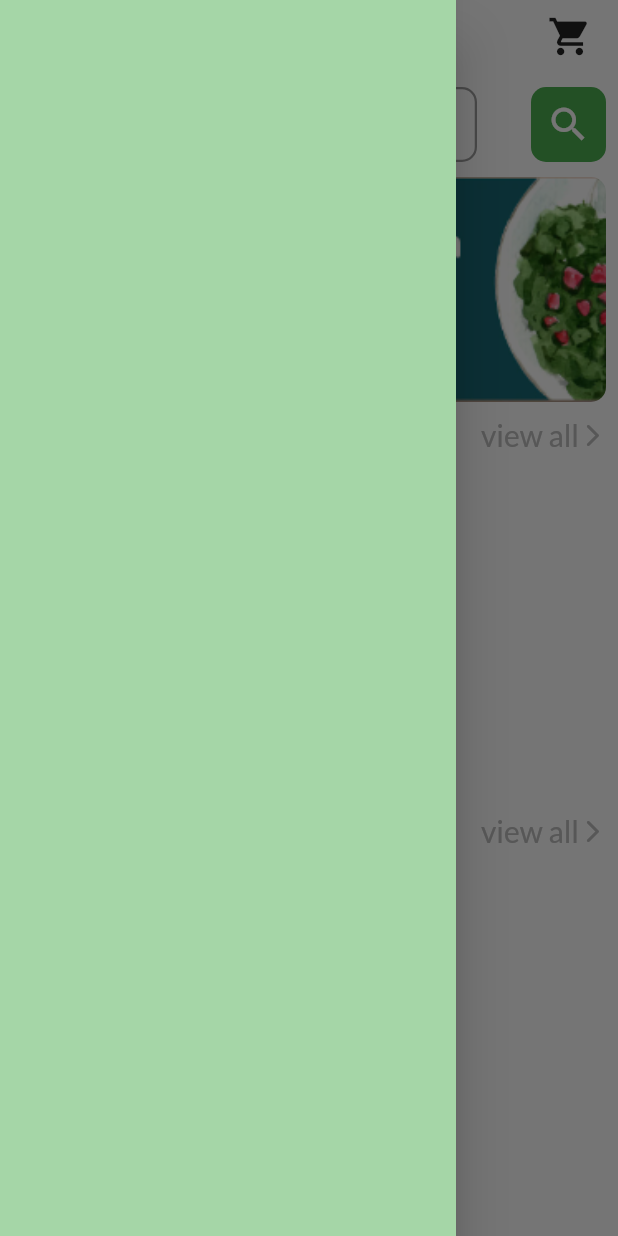
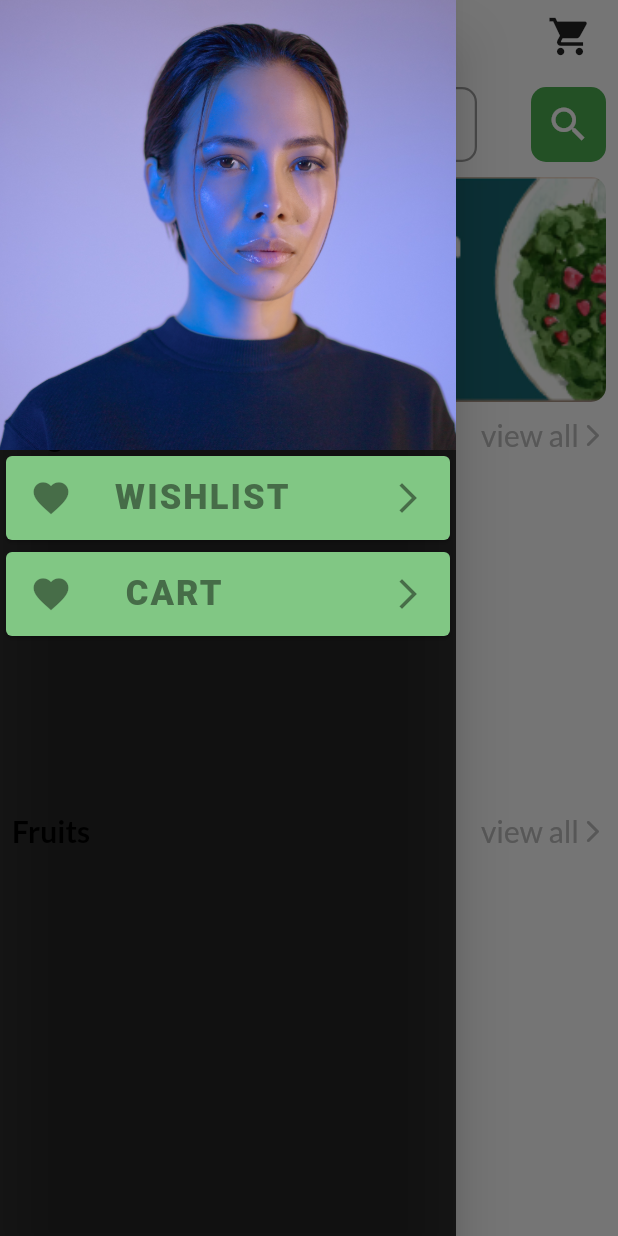
Before and after one commit to jishnup57/food-delivery-app, a Flutter app: the screen it shows after launch, with the side drawer open, on a phone screen of 412 x 824 dp. Run offline on Flutter 3.47's test engine with Material 2 defaults, Android fonts, the phone set to English and light mode, and no system bars; drawn by our look-alikes of bordered_text; our stand-ins replace cached_network_image, cloud_firestore, firebase_auth, firebase_core, flutter_rating_bar, flutter_signin_button and 2 more; accounts and stored records are empty.

```diff
--- a/lib/config/const.dart
+++ b/lib/config/const.dart
@@ -4,6 +4,7 @@ import 'package:flutter/material.dart';
 const kTextStyleAppBar= TextStyle(color: Colors.black,fontSize: 25);
 
 const kTextStyleUser= TextStyle(color: Colors.white,fontWeight: FontWeight.bold);
+const kTextStyleDrawer= TextStyle(color: Color(0xff466c48),fontWeight: FontWeight.w900,fontSize: 23,letterSpacing:1.4, );
 
 final kMainColor=Colors.green.shade200;
 
--- a/lib/drawer/view/drawer_view.dart
+++ b/lib/drawer/view/drawer_view.dart
@@ -9,11 +9,20 @@ class NavDrawer extends StatelessWidget {
   @override
   Widget build(BuildContext context) {
     return Drawer(
-      backgroundColor: kMainColor,
+      backgroundColor: Colors.black.withOpacity(0.8),
       child: Consumer<DrawerProv>(
         builder: (context, value, _) => ListView(
           children:   [
-            ListTile(
+            Container(
+              width: double.infinity,
+              height: 300,
+              decoration: const BoxDecoration(
+                color: Colors.amber,
+                image: DecorationImage(image: AssetImage('asset/images/women.jpg'),fit: BoxFit.fitWidth)
+              ),
+              child:   Align(
+                alignment: Alignment.bottomLeft,
+                child: ListTile(
                 title: Text(
                   value.userName
                   ,
@@ -22,10 +31,36 @@ class NavDrawer extends StatelessWidget {
                   style: kTextStyleUser,
                 ),
                 subtitle:  Text(value.userEmail,textAlign: TextAlign.center,style: kTextStyleUser,),
-            )
+                          ),
+              ),
+            ),
+
+             const DrawerCard(icon: Icons.favorite,title: 'WISHLIST',),
+            const DrawerCard(icon: Icons.favorite,title: ' CART',)
           ],
         ),
       ),
     );
   }
 }
+
+class DrawerCard extends StatelessWidget {
+  const DrawerCard({
+    Key? key,
+    required this. icon,
+    required this.title,
+  }) : super(key: key);
+ final IconData icon;
+ final String title;
+  @override
+  Widget build(BuildContext context) {
+    return Card(
+     color: Colors.green.shade300,
+     child:   ListTile(
+       leading: Icon(icon,size: 28,),
+       title: Text(title,style: kTextStyleDrawer,),
+       trailing: const Icon(Icons.arrow_forward_ios),
+     ),
+            );
+  }
+}
--- a/lib/main.dart
+++ b/lib/main.dart
@@ -30,8 +30,7 @@ class MyApp extends StatelessWidget {
        theme: theme(),
       //  onGenerateRoute: AppRouter.onGenerateRoute,
       //  initialRoute: HomeScreen.routeName,
-      home:    HomeScreen(
-      ),
+      home:   HomeScreen()
       ),
     );
   }
--- a/pubspec.yaml
+++ b/pubspec.yaml
@@ -60,10 +60,8 @@ flutter:
   assets:
     - asset/
     - asset/images/offer2.png
-    - asset/images/tomato.png
-    - asset/images/hamberger.png
-    - asset/images/banana.png
     - asset/images/hamberger2.png
+    - asset/images/women.jpg
   #   - images/a_dot_ham.jpeg
   # An image asset can refer to one or more resolution-specific "variants", see
   # https://flutter.dev/assets-and-images/#resolution-aware
```
Also changed, not shown: lib/showproduct/view/show_product_view.dart (+17 -10 lines), asset/images/women.jpg (added). Lines whose indentation alone changed are shown as unchanged.
